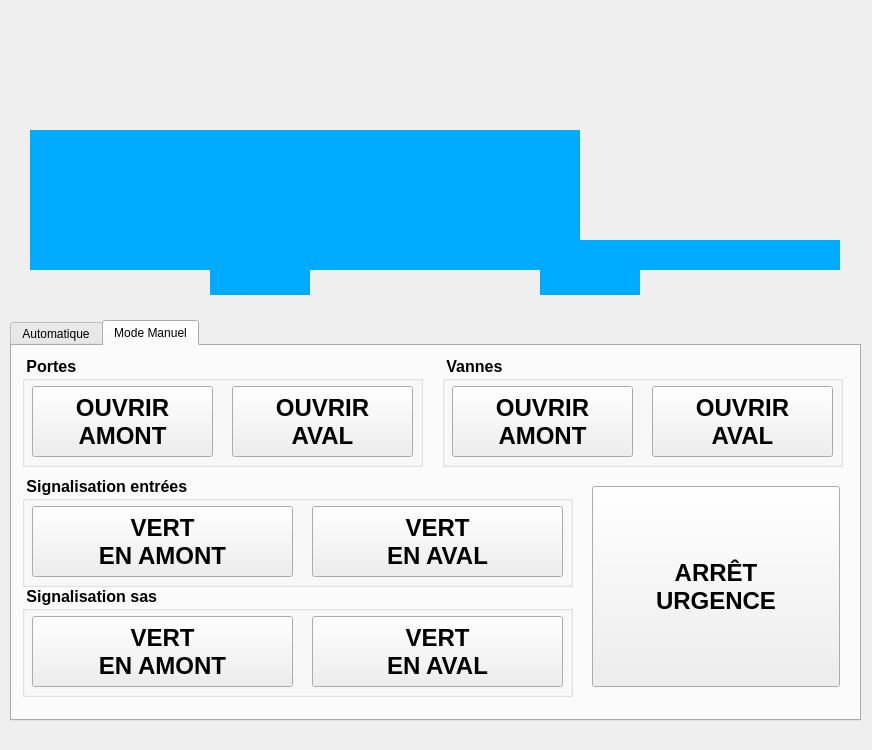
felsocim/Ecluse, file mainwindow.ui: the form before one commit.
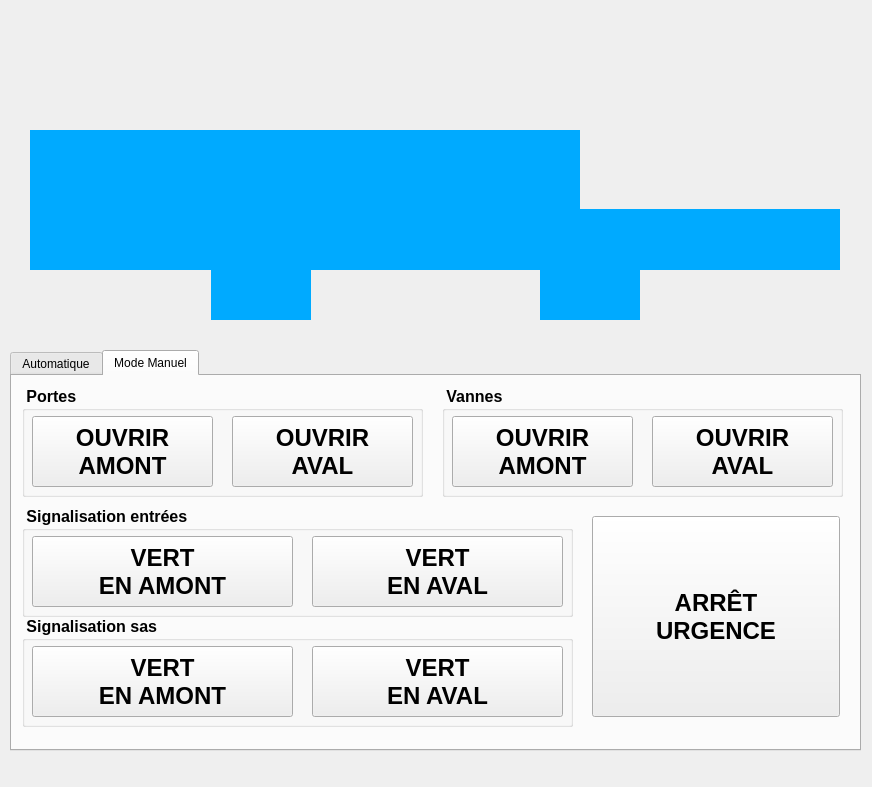
The form after the commit. Icons and pictures are not drawn.

Patch:
```diff
--- a/mainwindow.ui
+++ b/mainwindow.ui
@@ -7,7 +7,7 @@
     <x>0</x>
     <y>0</y>
     <width>872</width>
-    <height>750</height>
+    <height>787</height>
    </rect>
   </property>
   <property name="windowTitle">
@@ -21,7 +21,7 @@
     <property name="geometry">
      <rect>
       <x>10</x>
-      <y>320</y>
+      <y>350</y>
       <width>851</width>
       <height>401</height>
      </rect>
@@ -1298,9 +1298,9 @@
     <property name="geometry">
      <rect>
       <x>579</x>
-      <y>240</y>
+      <y>209</y>
       <width>261</width>
-      <height>30</height>
+      <height>61</height>
      </rect>
     </property>
     <property name="styleSheet">
@@ -1313,7 +1313,7 @@
    <widget class="QLabel" name="aniVanneAmont">
     <property name="geometry">
      <rect>
-      <x>210</x>
+      <x>211</x>
       <y>270</y>
       <width>100</width>
       <height>25</height>
@@ -1346,7 +1346,7 @@
     <property name="geometry">
      <rect>
       <x>250</x>
-      <y>270</y>
+      <y>295</y>
       <width>25</width>
       <height>25</height>
      </rect>
@@ -1362,7 +1362,7 @@
     <property name="geometry">
      <rect>
       <x>580</x>
-      <y>270</y>
+      <y>295</y>
       <width>25</width>
       <height>25</height>
      </rect>
@@ -1492,6 +1492,151 @@
      <string/>
     </property>
    </widget>
+   <widget class="QLabel" name="aniFond_2">
+    <property name="geometry">
+     <rect>
+      <x>30</x>
+      <y>250</y>
+      <width>181</width>
+      <height>25</height>
+     </rect>
+    </property>
+    <property name="text">
+     <string/>
+    </property>
+    <property name="pixmap">
+     <pixmap resource="resimages.qrc">:/EcluseAuto/fond.png</pixmap>
+    </property>
+   </widget>
+   <widget class="QLabel" name="aniFond_3">
+    <property name="geometry">
+     <rect>
+      <x>30</x>
+      <y>230</y>
+      <width>181</width>
+      <height>25</height>
+     </rect>
+    </property>
+    <property name="text">
+     <string/>
+    </property>
+    <property name="pixmap">
+     <pixmap resource="resimages.qrc">:/EcluseAuto/fond.png</pixmap>
+    </property>
+   </widget>
+   <widget class="QLabel" name="aniFond_4">
+    <property name="geometry">
+     <rect>
+      <x>30</x>
+      <y>210</y>
+      <width>181</width>
+      <height>25</height>
+     </rect>
+    </property>
+    <property name="text">
+     <string/>
+    </property>
+    <property name="pixmap">
+     <pixmap resource="resimages.qrc">:/EcluseAuto/fond.png</pixmap>
+    </property>
+   </widget>
+   <widget class="QLabel" name="aniVanneAmont_2">
+    <property name="geometry">
+     <rect>
+      <x>211</x>
+      <y>295</y>
+      <width>100</width>
+      <height>25</height>
+     </rect>
+    </property>
+    <property name="styleSheet">
+     <string notr="true">background-color: #00aaff;</string>
+    </property>
+    <property name="text">
+     <string/>
+    </property>
+   </widget>
+   <widget class="QLabel" name="aniFond_5">
+    <property name="geometry">
+     <rect>
+      <x>30</x>
+      <y>295</y>
+      <width>810</width>
+      <height>25</height>
+     </rect>
+    </property>
+    <property name="text">
+     <string/>
+    </property>
+    <property name="pixmap">
+     <pixmap resource="resimages.qrc">:/EcluseAuto/fond.png</pixmap>
+    </property>
+   </widget>
+   <widget class="QLabel" name="aniFond_6">
+    <property name="geometry">
+     <rect>
+      <x>250</x>
+      <y>270</y>
+      <width>25</width>
+      <height>25</height>
+     </rect>
+    </property>
+    <property name="text">
+     <string/>
+    </property>
+    <property name="pixmap">
+     <pixmap resource="resimages.qrc">:/EcluseAuto/fond.png</pixmap>
+    </property>
+   </widget>
+   <widget class="QLabel" name="aniVanneAval_2">
+    <property name="geometry">
+     <rect>
+      <x>540</x>
+      <y>295</y>
+      <width>100</width>
+      <height>25</height>
+     </rect>
+    </property>
+    <property name="styleSheet">
+     <string notr="true">background-color: #00aaff;</string>
+    </property>
+    <property name="text">
+     <string/>
+    </property>
+   </widget>
+   <widget class="QLabel" name="aniFond_7">
+    <property name="geometry">
+     <rect>
+      <x>580</x>
+      <y>270</y>
+      <width>25</width>
+      <height>25</height>
+     </rect>
+    </property>
+    <property name="text">
+     <string/>
+    </property>
+    <property name="pixmap">
+     <pixmap resource="resimages.qrc">:/EcluseAuto/fond.png</pixmap>
+    </property>
+   </widget>
+   <widget class="QLabel" name="aniFond_8">
+    <property name="geometry">
+     <rect>
+      <x>30</x>
+      <y>320</y>
+      <width>810</width>
+      <height>25</height>
+     </rect>
+    </property>
+    <property name="text">
+     <string/>
+    </property>
+    <property name="pixmap">
+     <pixmap resource="resimages.qrc">:/EcluseAuto/fond.png</pixmap>
+    </property>
+   </widget>
+   <zorder>aniFond_5</zorder>
    <zorder>aniNavire</zorder>
    <zorder>aniNiveauAval</zorder>
    <zorder>aniNiveauAmont</zorder>
```
Left out of the diff: 12 changed lines with no effect on the pictures.
